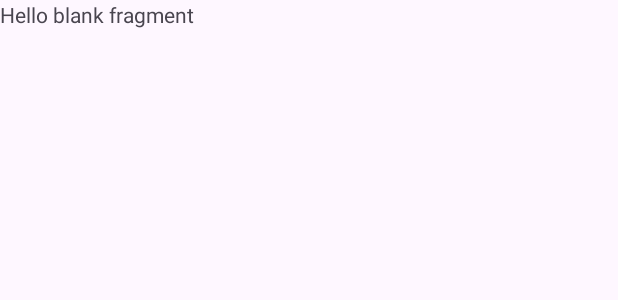
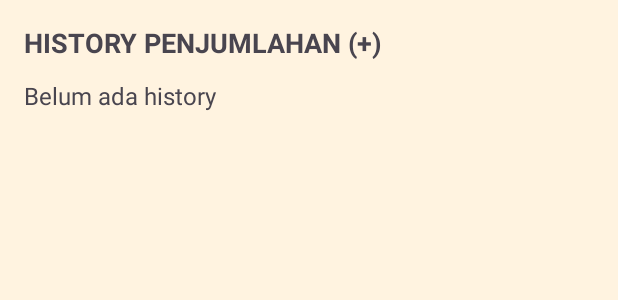
Before and after one commit to MeylfinYW/latihanFragment, an Android app: the layout fragment_tambah.xml on its own in the app's theme, with its tools: preview values and no code run, on a phone screen of 412 x 824 dp. Shown: the top 300 px of the screen. Run offline under Robolectric (Android 15) with nearby library versions, the phone set to English and light mode, and no system bars.

Commit message:
ubah layout xml tambah

```diff
--- a/app/src/main/res/layout/fragment_tambah.xml
+++ b/app/src/main/res/layout/fragment_tambah.xml
@@ -1,14 +1,30 @@
 <?xml version="1.0" encoding="utf-8"?>
-<FrameLayout xmlns:android="http://schemas.android.com/apk/res/android"
-    xmlns:tools="http://schemas.android.com/tools"
+<LinearLayout xmlns:android="http://schemas.android.com/apk/res/android"
+    android:id="@+id/layoutRoot"
     android:layout_width="match_parent"
     android:layout_height="match_parent"
-    tools:context=".FragmentTambah">
+    android:background="#FFF3E0"
+    android:orientation="vertical"
+    android:padding="16dp">
 
-    <!-- TODO: Update blank fragment layout -->
     <TextView
         android:layout_width="match_parent"
+        android:layout_height="wrap_content"
+        android:text="HISTORY PENJUMLAHAN (+)"
+        android:textSize="18sp"
+        android:textStyle="bold" />
+
+    <ScrollView
+        android:layout_width="match_parent"
         android:layout_height="match_parent"
-        android:text="@string/hello_blank_fragment" />
+        android:layout_marginTop="12dp">
 
-</FrameLayout>
+        <TextView
+            android:id="@+id/tvHistory"
+            android:layout_width="match_parent"
+            android:layout_height="wrap_content"
+            android:text="Belum ada history"
+            android:textSize="16sp" />
+    </ScrollView>
+
+</LinearLayout>
```
